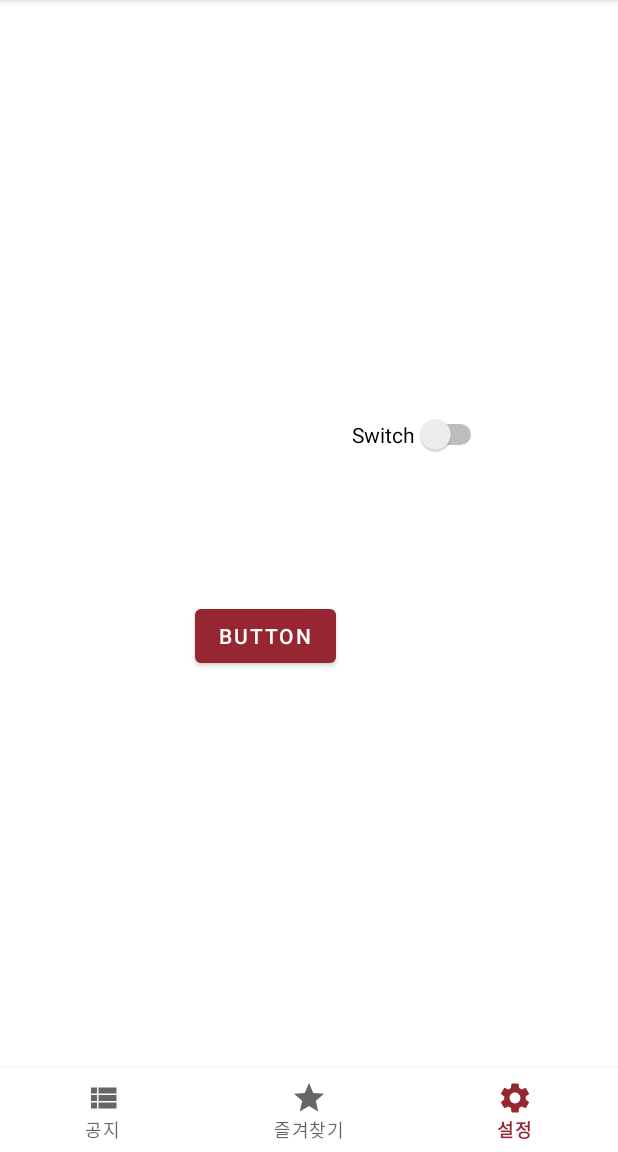
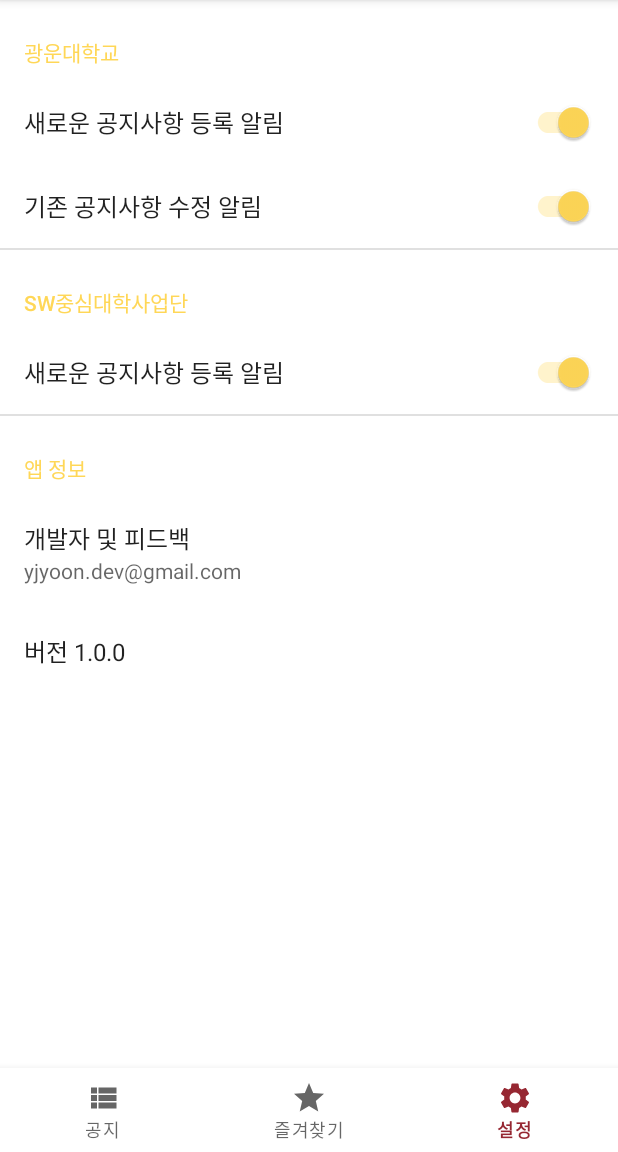
Before and after one commit to kw-service/kw-notice-v1, an Android app: the screen it shows after launch (MainActivity), item 3 of the bottom bar chosen, on a phone screen of 412 x 824 dp, the part 84-1236 px from its top. Run offline under Robolectric (Android 15) with nearby library versions, the phone set to English and light mode, and no system bars; our stand-ins replace androidx.preference.

Commit message:
[feat] preferences screen for fcm options

```diff
--- /dev/null
+++ b/kw-notice-android/app/src/main/java/dev/yjyoon/kwnotice/data/remote/model/SwCentralNotice.kt
@@ -0,0 +1,3 @@
+package dev.yjyoon.kwnotice.data.remote.model
+
+data class SwCentralNotice()
--- a/kw-notice-android/app/src/main/java/dev/yjyoon/kwnotice/view/main/MainActivity.kt
+++ b/kw-notice-android/app/src/main/java/dev/yjyoon/kwnotice/view/main/MainActivity.kt
@@ -1,25 +1,50 @@
 package dev.yjyoon.kwnotice.view.main
 
+import android.content.SharedPreferences
 import androidx.appcompat.app.AppCompatActivity
 import android.os.Bundle
+import android.os.SystemClock.sleep
 import androidx.fragment.app.Fragment
+import androidx.preference.PreferenceManager
+import com.google.firebase.ktx.Firebase
+import com.google.firebase.messaging.ktx.messaging
 import dev.yjyoon.kwnotice.R
 import dev.yjyoon.kwnotice.databinding.ActivityMainBinding
 import dev.yjyoon.kwnotice.view.notice.NoticeFragment
-import dev.yjyoon.kwnotice.view.setting.SettingFragment
+import dev.yjyoon.kwnotice.view.setting.SettingsFragment
 
 class MainActivity : AppCompatActivity() {
 
     private val binding by lazy { ActivityMainBinding.inflate(layoutInflater) }
 
     private val noticeFragment = NoticeFragment()
-    private val settingFragment = SettingFragment()
+    private val settingsFragment = SettingsFragment()
 
     override fun onCreate(savedInstanceState: Bundle?) {
+        settingOnFirstLaunch()
+
+        setTheme(R.style.Theme_KWNotice)
+
         super.onCreate(savedInstanceState)
         setContentView(binding.root)
 
         initNavigationBar()
+    }
+
+    private fun settingOnFirstLaunch() {
+        val prefs = PreferenceManager.getDefaultSharedPreferences(this)
+        val first = prefs.getBoolean("first", true)
+
+        if(first) {
+            val topics = listOf("kw-home-new", "kw-home-edit", "sw-central-new")
+
+            for(topic in topics) {
+                prefs.edit().putBoolean(topic, true).apply()
+                Firebase.messaging.subscribeToTopic(topic)
+            }
+
+            prefs.edit().putBoolean("first", false).apply()
+        }
     }
 
     private fun initNavigationBar() {
@@ -29,7 +54,7 @@ class MainActivity : AppCompatActivity() {
                     when(it.itemId) {
                         R.id.notice -> { noticeFragment }
                         R.id.favorite -> { noticeFragment }
-                        R.id.setting -> { settingFragment }
+                        R.id.setting -> { settingsFragment }
                         else -> { noticeFragment }
                     }
                 )
--- a/kw-notice-android/app/src/main/java/dev/yjyoon/kwnotice/view/setting/SettingFragment.kt
+++ /dev/null
@@ -1,45 +0,0 @@
-package dev.yjyoon.kwnotice.view.setting
-
-import android.os.Bundle
-import android.util.Log
-import androidx.fragment.app.Fragment
-import android.view.LayoutInflater
-import android.view.View
-import android.view.ViewGroup
-import android.widget.Toast
-import com.google.android.gms.tasks.OnCompleteListener
-import com.google.firebase.ktx.Firebase
-import com.google.firebase.messaging.FirebaseMessaging
-import com.google.firebase.messaging.ktx.messaging
-import dev.yjyoon.kwnotice.R
-import dev.yjyoon.kwnotice.databinding.FragmentSettingBinding
-
-class SettingFragment : Fragment() {
-
-    private val binding by lazy { FragmentSettingBinding.inflate(layoutInflater) }
-
-    override fun onCreateView(
-        inflater: LayoutInflater, container: ViewGroup?,
-        savedInstanceState: Bundle?
-    ): View? {
-
-        binding.button2.setOnClickListener{
-            FirebaseMessaging.getInstance().token.addOnCompleteListener(OnCompleteListener { task ->
-                if (!task.isSuccessful) {
-                    Log.w("FCM", "Fetching FCM registration token failed", task.exception)
-
-                    return@OnCompleteListener
-                }
-
-                val token = task.result
-
-                Log.d("fcm", token)
-            })
-
-            Firebase.messaging.subscribeToTopic("kw-home-new")
-            Firebase.messaging.subscribeToTopic("kw-home-edit")
-            Firebase.messaging.subscribeToTopic("sw-central-new")
-        }
-        return binding.root
-    }
-}
--- /dev/null
+++ b/kw-notice-android/app/src/main/java/dev/yjyoon/kwnotice/view/setting/SettingsFragment.kt
@@ -0,0 +1,41 @@
+package dev.yjyoon.kwnotice.view.setting
+
+import android.content.SharedPreferences
+import android.os.Bundle
+import android.util.Log
+import androidx.preference.PreferenceFragmentCompat
+import androidx.preference.PreferenceManager
+import com.google.firebase.ktx.Firebase
+import com.google.firebase.messaging.FirebaseMessaging
+import com.google.firebase.messaging.ktx.messaging
+import dev.yjyoon.kwnotice.R
+
+class SettingsFragment : PreferenceFragmentCompat(), SharedPreferences.OnSharedPreferenceChangeListener {
+
+    override fun onCreatePreferences(savedInstanceState: Bundle?, rootKey: String?) {
+        setPreferencesFromResource(R.xml.root_preferences, rootKey)
+    }
+
+    override fun onResume() {
+        super.onResume()
+        preferenceManager.sharedPreferences.registerOnSharedPreferenceChangeListener(this)
+    }
+
+    override fun onPause() {
+        super.onPause()
+        preferenceManager.sharedPreferences.unregisterOnSharedPreferenceChangeListener(this)
+    }
+
+    override fun onSharedPreferenceChanged(prefs: SharedPreferences?, key: String?) {
+        if(key == "kw-home-new" || key == "kw-home-edit" || key == "sw-central-new") {
+            if(prefs!!.getBoolean(key, true)) {
+                Firebase.messaging.subscribeToTopic(key)
+                Log.d("fcm", "subscribed$key")
+            }
+            else {
+                Firebase.messaging.unsubscribeFromTopic(key)
+                Log.d("fcm", "UN subscribed$key")
+            }
+        }
+    }
+}
--- /dev/null
+++ b/kw-notice-android/app/src/main/res/drawable/splash.xml
@@ -0,0 +1,4 @@
+<?xml version="1.0" encoding="utf-8"?>
+<selector xmlns:android="http://schemas.android.com/apk/res/android">
+
+</selector>
--- a/kw-notice-android/app/src/main/res/layout/fragment_setting.xml
+++ /dev/null
@@ -1,28 +0,0 @@
-<?xml version="1.0" encoding="utf-8"?>
-<androidx.constraintlayout.widget.ConstraintLayout xmlns:android="http://schemas.android.com/apk/res/android"
-    xmlns:app="http://schemas.android.com/apk/res-auto"
-    xmlns:tools="http://schemas.android.com/tools"
-    android:layout_width="match_parent"
-    android:layout_height="match_parent"
-    tools:context=".view.setting.SettingFragment">
-
-    <Button
-        android:id="@+id/button2"
-        android:layout_width="wrap_content"
-        android:layout_height="wrap_content"
-        android:layout_marginStart="130dp"
-        android:layout_marginBottom="264dp"
-        android:text="Button"
-        app:layout_constraintBottom_toBottomOf="parent"
-        app:layout_constraintStart_toStartOf="parent" />
-
-    <Switch
-        android:id="@+id/switch1"
-        android:layout_width="wrap_content"
-        android:layout_height="wrap_content"
-        android:layout_marginTop="276dp"
-        android:layout_marginEnd="87dp"
-        android:text="Switch"
-        app:layout_constraintEnd_toEndOf="parent"
-        app:layout_constraintTop_toTopOf="parent" />
-</androidx.constraintlayout.widget.ConstraintLayout>
--- /dev/null
+++ b/kw-notice-android/app/src/main/res/values/styles.xml
@@ -0,0 +1,2 @@
+<?xml version="1.0" encoding="utf-8"?>
+<resources></resources>
--- /dev/null
+++ b/kw-notice-android/app/src/main/res/xml/root_preferences.xml
@@ -0,0 +1,49 @@
+<PreferenceScreen
+    xmlns:app="http://schemas.android.com/apk/res-auto">
+
+
+    <PreferenceCategory
+        app:title="광운대학교"
+        app:iconSpaceReserved="false">
+
+        <SwitchPreferenceCompat
+            app:key="kw-home-new"
+            app:title="새로운 공지사항 등록 알림"
+
+            app:iconSpaceReserved="false"/>
+
+        <SwitchPreferenceCompat
+            app:key="kw-home-edit"
+            app:title="기존 공지사항 수정 알림"
+
+            app:iconSpaceReserved="false"/>
+
+    </PreferenceCategory>
+
+    <PreferenceCategory
+        app:title="SW중심대학사업단"
+        app:iconSpaceReserved="false">
+
+        <SwitchPreferenceCompat
+            app:key="sw-central-new"
+            app:title="새로운 공지사항 등록 알림"
+
+            app:iconSpaceReserved="false"/>
+
+    </PreferenceCategory>
+
+    <PreferenceCategory
+        app:title="앱 정보"
+        app:iconSpaceReserved="false">
+
+        <Preference
+            app:title="개발자 및 피드백"
+            app:summary="yjyoon.dev@gmail.com"
+            app:iconSpaceReserved="false"/>
+
+        <Preference
+            app:title="버전 1.0.0"
+            app:iconSpaceReserved="false"/>
+    </PreferenceCategory>
+
+</PreferenceScreen>
```
Also changed, not shown: kw-notice-android/app/src/main/java/dev/yjyoon/kwnotice/fcm/FcmService.kt (renamed from kw-notice-android/app/src/main/java/dev/yjyoon/kwnotice/fcm/KwNoticeFcmService.kt).
